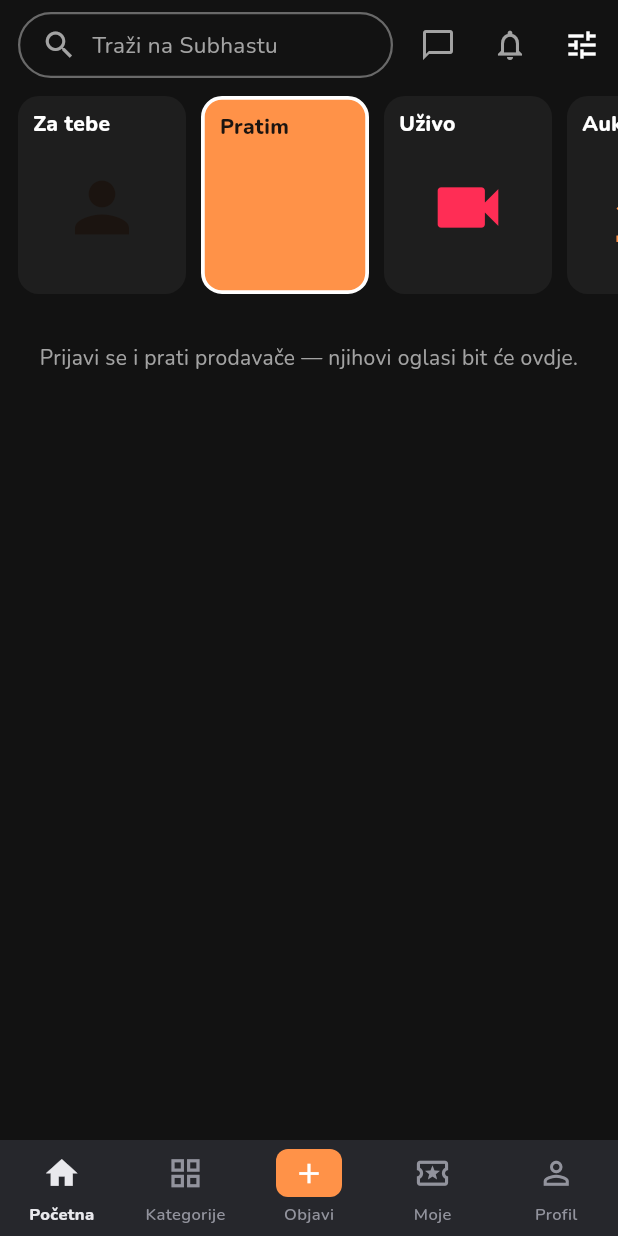
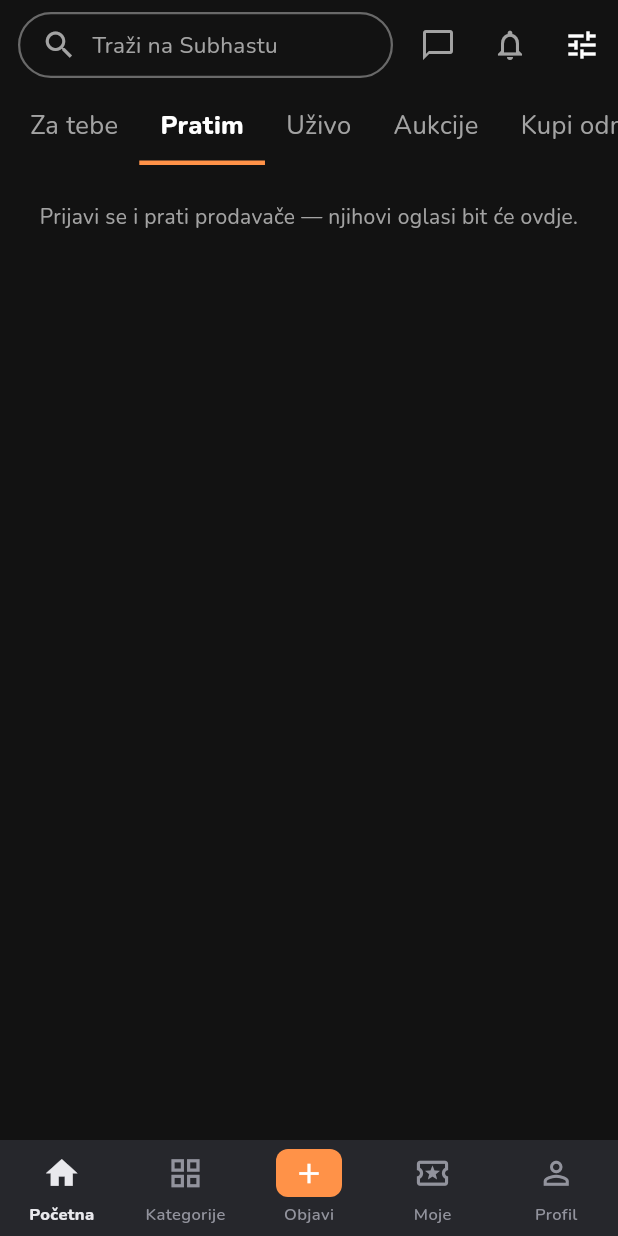
Before and after one commit to Karlo6546541/bot, a Flutter app: the screen it shows after launch, scrolled down 576 dp, after a tap on "Pratim", on a phone screen of 412 x 824 dp. Run offline on Flutter 3.47's test engine with Material 3 defaults, Android fonts, the phone set to English and light mode, and no system bars; our stand-ins replace file_picker, flutter_riverpod, hive, hive_flutter, image_picker, qr_flutter and 3 more; missing offline and left inert: dart:js_interop, dart:ui_web, dart_webrtc, flutter_webrtc; accounts and stored records are empty.

Commit message:
Početna i profil u Whatnot stilu: tekstualni tabovi, pilule, brojevi u retku
Co-Authored-By: Claude Sonnet 5.5 <noreply@anthropic.com>
Claude-Session: https://claude.ai/code/session_01PBov6w7Hus1Rp49XeCqhPo

```diff
--- a/loop_app/lib/screens/live_home_screen.dart
+++ b/loop_app/lib/screens/live_home_screen.dart
@@ -1059,6 +1059,8 @@ class _FollowingRow extends StatelessWidget {
 }
 
 /// Whatnot: vodoravni red velikih pločica (Za tebe, Pratim, Uživo…).
+/// Vodoravni tekstualni tabovi (kao Whatnot): aktivni je podebljan i
+/// podcrtan, ostali sivi. Zamjenjuje velike pločice.
 class _TileRow extends StatelessWidget {
   const _TileRow({
     required this.selected,
@@ -1072,105 +1074,82 @@ class _TileRow extends StatelessWidget {
 
   @override
   Widget build(BuildContext context) {
-    Widget tile({
+    Widget tab({
       required String id,
       required String label,
-      required Widget art,
       required VoidCallback onTap,
       Key? key,
     }) {
       final on = selected == id;
-      return Padding(
-        padding: const EdgeInsets.only(right: 10),
-        child: InkWell(
-          key: key ?? ValueKey('tile-$id'),
-          borderRadius: BorderRadius.circular(14),
-          onTap: onTap,
-          child: Container(
-            width: 112,
-            height: 132,
-            padding: const EdgeInsets.all(10),
-            decoration: BoxDecoration(
-              color: on ? LoopColors.accent : LoopColors.surface,
-              borderRadius: BorderRadius.circular(14),
-              border: on ? Border.all(color: Colors.white, width: 2.5) : null,
+      return InkWell(
+        key: key ?? ValueKey('tile-$id'),
+        onTap: onTap,
+        child: Container(
+          constraints: const BoxConstraints(minHeight: 48),
+          padding: const EdgeInsets.symmetric(horizontal: 14),
+          alignment: Alignment.center,
+          decoration: BoxDecoration(
+            border: Border(
+              bottom: BorderSide(
+                color: on ? LoopColors.accent : Colors.transparent,
+                width: 3,
+              ),
             ),
-            child: Column(
-              crossAxisAlignment: CrossAxisAlignment.start,
-              children: [
-                Text(
-                  label,
-                  maxLines: 2,
-                  overflow: TextOverflow.ellipsis,
-                  style: TextStyle(
-                    color: on ? LoopColors.onAccent : LoopColors.textPrimary,
-                    fontWeight: FontWeight.w800,
-                    fontSize: 14,
-                    height: 1.15,
-                  ),
-                ),
-                Expanded(child: Center(child: art)),
-              ],
+          ),
+          child: Text(
+            label,
+            style: TextStyle(
+              fontSize: 17,
+              fontWeight: on ? FontWeight.w800 : FontWeight.w500,
+              color: on ? LoopColors.textPrimary : LoopColors.textSecondary,
             ),
           ),
         ),
       );
     }
 
-    final yellow = LoopColors.accent;
     return SizedBox(
-      height: 144,
+      height: 50,
       child: ListView(
         key: const ValueKey('home-tiles'),
         scrollDirection: Axis.horizontal,
-        padding: const EdgeInsets.fromLTRB(12, 4, 2, 8),
+        padding: const EdgeInsets.symmetric(horizontal: 6),
         children: [
-          tile(
+          tab(
             id: 'for-you',
             key: const ValueKey('home-cat-for-you'),
             label: t('Za tebe'),
-            art: Icon(Icons.person, size: 54, color: LoopColors.onAccent),
             onTap: () => onSelect(const _ForYou()),
           ),
-          tile(
+          tab(
             id: 'following',
             key: const ValueKey('home-cat-following'),
             label: t('Pratim'),
-            art: Icon(Icons.favorite, size: 54, color: yellow),
             onTap: () => onSelect(const _Following()),
           ),
-          tile(
+          tab(
             id: 'live',
             key: const ValueKey('home-cat-live'),
             label: t('Uživo'),
-            art: const Icon(Icons.videocam, size: 54, color: Color(0xFFFF2D55)),
             onTap: () => onSelect(const _LiveOnly()),
           ),
-          tile(
+          tab(
             id: 'timed',
             label: t('Aukcije'),
-            art: Icon(Icons.gavel, size: 50, color: yellow),
             onTap: () => onSelect(const _Timed()),
           ),
           if (kBuyNowEnabled)
-            tile(
+            tab(
               id: 'buy',
               label: t('Kupi odmah'),
-              art: Icon(Icons.shopping_bag, size: 50, color: yellow),
               onTap: () => onSelect(const _BuyNow()),
             ),
-          tile(
+          tab(
             id: 'soon',
             label: t('Uskoro'),
-            art: Icon(Icons.event, size: 50, color: yellow),
             onTap: () => onSelect(const _Soon()),
           ),
-          tile(
-            id: 'categories',
-            label: t('Kategorije'),
-            art: Icon(Icons.grid_view_rounded, size: 50, color: yellow),
-            onTap: onCategories,
-          ),
+          tab(id: 'categories', label: t('Kategorije'), onTap: onCategories),
         ],
       ),
     );
--- a/loop_app/lib/screens/profile_screen.dart
+++ b/loop_app/lib/screens/profile_screen.dart
@@ -86,7 +86,8 @@ class _ProfileScreenState extends ConsumerState<ProfileScreen> {
                         compact: true,
                         trailing: _settingsButton(),
                       ),
-                      Row(
+                      Wrap(
+                        alignment: WrapAlignment.center,
                         children: [
                           _stat(
                             '${state.followersOf(user.id)}',
@@ -118,18 +119,14 @@ class _ProfileScreenState extends ConsumerState<ProfileScreen> {
                             child: OutlinedButton.icon(
                               key: const ValueKey('profile-edit'),
                               style: OutlinedButton.styleFrom(
-                                padding: const EdgeInsets.symmetric(
-                                  horizontal: 10,
-                                  vertical: 10,
+                                backgroundColor: LoopColors.surfaceHover,
+                                side: BorderSide.none,
+                                minimumSize: const Size(0, 44),
+                                textStyle: const TextStyle(
+                                  fontSize: 14,
+                                  fontWeight: FontWeight.w700,
                                 ),
-                                minimumSize: const Size(0, 42),
-                                textStyle: const TextStyle(
-                                  fontSize: 13,
-                                  fontWeight: FontWeight.w600,
-                                ),
-                                shape: RoundedRectangleBorder(
-                                  borderRadius: BorderRadius.circular(12),
-                                ),
+                                shape: const StadiumBorder(),
                               ),
                               onPressed: () => EditProfileScreen.open(context),
                               icon: const Icon(Icons.edit_outlined, size: 17),
@@ -141,18 +138,12 @@ class _ProfileScreenState extends ConsumerState<ProfileScreen> {
                             child: FilledButton.icon(
                               key: const ValueKey('profile-create'),
                               style: FilledButton.styleFrom(
-                                padding: const EdgeInsets.symmetric(
-                                  horizontal: 10,
-                                  vertical: 10,
+                                minimumSize: const Size(0, 44),
+                                textStyle: const TextStyle(
+                                  fontSize: 14,
+                                  fontWeight: FontWeight.w700,
                                 ),
-                                minimumSize: const Size(0, 42),
-                                textStyle: const TextStyle(
-                                  fontSize: 13,
-                                  fontWeight: FontWeight.w600,
-                                ),
-                                shape: RoundedRectangleBorder(
-                                  borderRadius: BorderRadius.circular(12),
-                                ),
+                                shape: const StadiumBorder(),
                               ),
                               onPressed: () {
                                 setState(() => _liked = false);
@@ -271,41 +262,64 @@ class _ProfileScreenState extends ConsumerState<ProfileScreen> {
     icon: const Icon(Icons.settings_outlined),
   );
 
+  /// Broj i naziv u istom retku ("12 pratitelja"), kao Whatnot.
   Widget _stat(String value, String label, String key, VoidCallback onTap) =>
-      Expanded(
-        child: TextButton(
-          key: ValueKey(key),
-          onPressed: onTap,
-          child: Column(
+      TextButton(
+        key: ValueKey(key),
+        style: TextButton.styleFrom(
+          minimumSize: const Size(0, 40),
+          padding: const EdgeInsets.symmetric(horizontal: 10),
+        ),
+        onPressed: onTap,
+        child: Text.rich(
+          TextSpan(
             children: [
-              Text(
-                value,
+              TextSpan(
+                text: value,
                 style: TextStyle(
                   color: LoopColors.textPrimary,
-                  fontSize: 20,
-                  fontWeight: FontWeight.w700,
+                  fontSize: 16,
+                  fontWeight: FontWeight.w800,
                 ),
               ),
-              Text(
-                label,
-                style: TextStyle(color: LoopColors.textSecondary, fontSize: 11),
+              TextSpan(
+                text: ' $label',
+                style: TextStyle(color: LoopColors.textSecondary, fontSize: 14),
               ),
             ],
           ),
         ),
       );
 
-  Widget _tab(bool liked, IconData icon, String label) => TextButton.icon(
-    key: ValueKey(liked ? 'profile-liked-tab' : 'profile-posts-tab'),
-    style: TextButton.styleFrom(
-      foregroundColor: _liked == liked
-          ? LoopColors.accent
-          : LoopColors.textSecondary,
-    ),
-    onPressed: () => setState(() => _liked = liked),
-    icon: Icon(icon, size: 18),
-    label: Text(label, maxLines: 1),
-  );
+  /// Tekstualni tab s podcrtom (kao Whatnot).
+  Widget _tab(bool liked, IconData icon, String label) {
+    final on = _liked == liked;
+    return InkWell(
+      key: ValueKey(liked ? 'profile-liked-tab' : 'profile-posts-tab'),
+      onTap: () => setState(() => _liked = liked),
+      child: Container(
+        height: 46,
+        alignment: Alignment.center,
+        decoration: BoxDecoration(
+          border: Border(
+            bottom: BorderSide(
+              color: on ? LoopColors.textPrimary : Colors.transparent,
+              width: 2,
+            ),
+          ),
+        ),
+        child: Text(
+          label,
+          maxLines: 1,
+          style: TextStyle(
+            fontSize: 16,
+            fontWeight: on ? FontWeight.w800 : FontWeight.w500,
+            color: on ? LoopColors.textPrimary : LoopColors.textSecondary,
+          ),
+        ),
+      ),
+    );
+  }
 }
 
 class _AccountPostTile extends ConsumerWidget {
```
